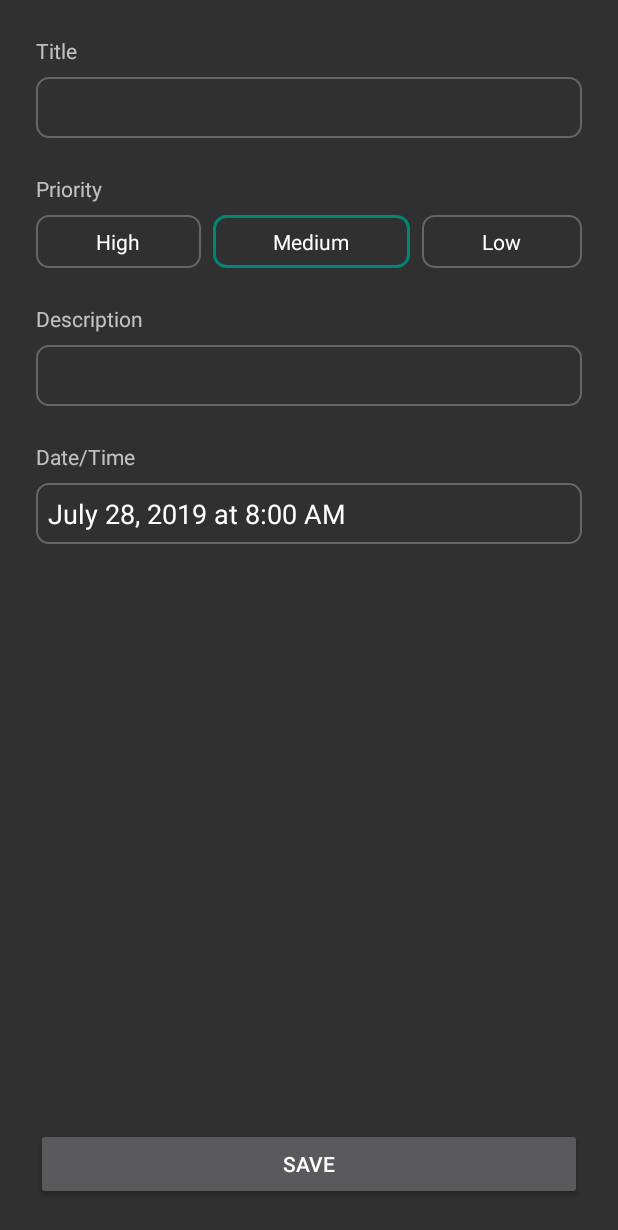
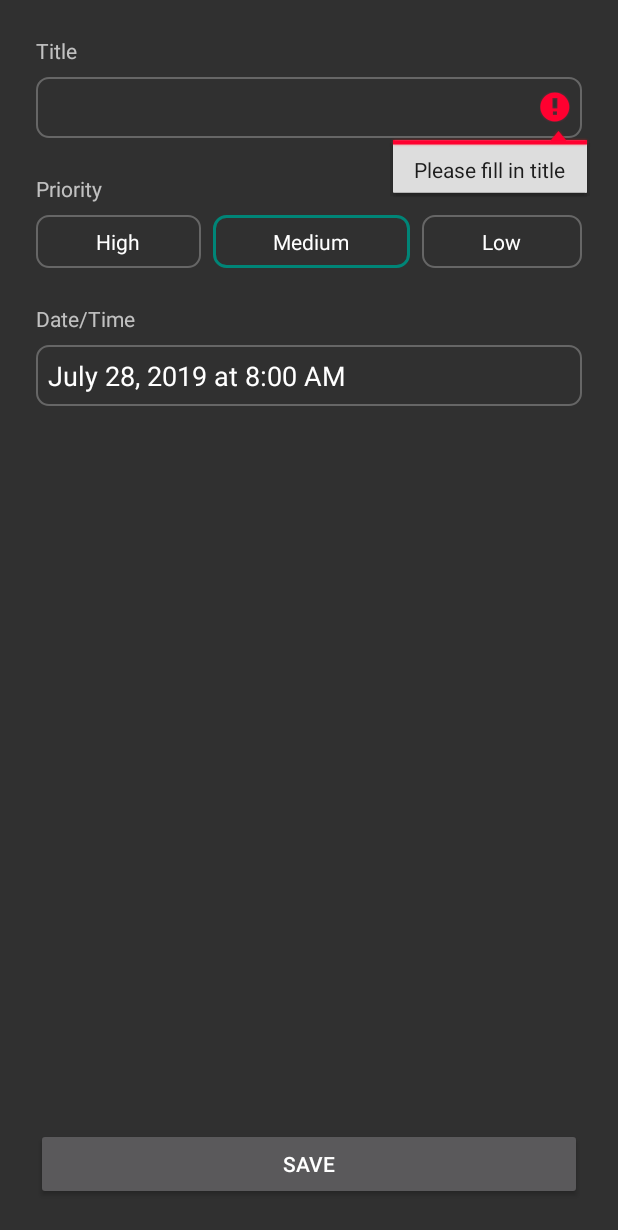
Before and after one commit to natanao1995/DoitTestTask, an Android app: the AddTaskActivity screen opened directly, with no data from a screen before it, after a tap on "SAVE", on a phone screen of 412 x 824 dp. Shown: the top 1230 px of the screen. Run offline under Robolectric (Android 15) with nearby library versions, the phone set to English and light mode, and no system bars; libraries missing offline, so code that uses them is left out: com.pd.chocobar; 1 statement that could not run was skipped.

Commit message:
Add save task

```diff
--- a/app/build.gradle
+++ b/app/build.gradle
@@ -51,4 +51,6 @@ dependencies {
 
     implementation 'androidx.recyclerview:recyclerview:1.0.0'
     implementation 'com.google.android.material:material:1.0.0'
+
+    implementation 'com.github.Pradyuman7:ChocoBar:V1.0'
 }
--- a/app/src/main/AndroidManifest.xml
+++ b/app/src/main/AndroidManifest.xml
@@ -2,6 +2,7 @@
 <manifest xmlns:android="http://schemas.android.com/apk/res/android"
           xmlns:tools="http://schemas.android.com/tools" package="com.example.doittesttask">
 
+    <uses-permission android:name="android.permission.ACCESS_NETWORK_STATE"/>
     <uses-permission android:name="android.permission.INTERNET"/>
 
     <application
--- /dev/null
+++ b/app/src/main/java/com/example/doittesttask/architecture/exception/NoInternetException.kt
@@ -0,0 +1,3 @@
+package com.example.doittesttask.architecture.exception
+
+class NoInternetException : Exception()
--- a/app/src/main/java/com/example/doittesttask/architecture/exception/UnauthorizedException.kt
+++ /dev/null
@@ -1,5 +0,0 @@
-package com.example.doittesttask.architecture.exception
-
-import java.lang.Exception
-
-class UnauthorizedException : Exception()
--- /dev/null
+++ b/app/src/main/java/com/example/doittesttask/data/remote/entity/Priority.kt
@@ -0,0 +1,12 @@
+package com.example.doittesttask.data.remote.entity
+
+import com.google.gson.annotations.SerializedName
+
+enum class Priority {
+    @SerializedName("Low")
+    LOW,
+    @SerializedName("Normal")
+    NORMAL,
+    @SerializedName("High")
+    HIGH
+}
--- a/app/src/main/java/com/example/doittesttask/data/remote/entity/TaskRequestBody.kt
+++ b/app/src/main/java/com/example/doittesttask/data/remote/entity/TaskRequestBody.kt
@@ -6,7 +6,7 @@ data class TaskRequestBody(
     @SerializedName("title")
     val title: String,
     @SerializedName("dueBy")
-    val dueBy: String,
+    val dueBy: Long,
     @SerializedName("priority")
-    val priority: String
+    val priority: Priority
 )
--- a/app/src/main/java/com/example/doittesttask/data/remote/entity/TaskResponseBody.kt
+++ b/app/src/main/java/com/example/doittesttask/data/remote/entity/TaskResponseBody.kt
@@ -10,5 +10,5 @@ data class TaskResponseBody(
     @SerializedName("dueBy")
     val dueBy: String,
     @SerializedName("priority")
-    val priority: String
+    val priority: Priority
 )
--- a/app/src/main/java/com/example/doittesttask/feature/addtask/AddTaskActivity.kt
+++ b/app/src/main/java/com/example/doittesttask/feature/addtask/AddTaskActivity.kt
@@ -1,16 +1,25 @@
 package com.example.doittesttask.feature.addtask
 
+import android.app.Activity
 import android.app.DatePickerDialog
 import android.app.TimePickerDialog
+import android.content.Intent
 import android.os.Bundle
+import android.text.InputType
+import android.text.format.DateUtils
+import android.view.View
 import androidx.lifecycle.Observer
 import com.example.doittesttask.R
 import com.example.doittesttask.architecture.base.BaseActivity
+import com.example.doittesttask.architecture.base.Result
+import com.example.doittesttask.architecture.base.ResultError
+import com.example.doittesttask.architecture.base.ResultSuccess
+import com.example.doittesttask.architecture.exception.NoInternetException
+import com.example.doittesttask.data.remote.entity.Priority
+import com.example.doittesttask.feature.addtask.AddTaskViewModel.InputError.*
 import kotlinx.android.synthetic.main.activity_add_task.*
 import org.koin.android.viewmodel.ext.android.viewModel
-import android.text.InputType
 import java.util.*
-import android.text.format.DateUtils
 
 class AddTaskActivity : BaseActivity() {
 
@@ -26,7 +35,15 @@ class AddTaskActivity : BaseActivity() {
 
     private fun setupUi() {
         buttonSave.setOnClickListener {
-
+            viewModel.saveTask(
+                editTextTitle.text.toString(),
+                when (radioGroupPriority.checkedRadioButtonId) {
+                    R.id.radioLow -> Priority.LOW
+                    R.id.radioMedium -> Priority.NORMAL
+                    R.id.radioHigh -> Priority.HIGH
+                    else -> null
+                }
+            )
         }
 
         editTextDateTime.setOnClickListener {
@@ -61,8 +78,47 @@ class AddTaskActivity : BaseActivity() {
     private fun setupObserve() {
         editTextDateTime.setText(viewModel.dateTimeLiveData.value.toString())
         viewModel.dateTimeLiveData.observe(this, Observer { dateTime ->
-            dateTime ?: return@Observer
+            updateDateTime(dateTime)
+        })
+        viewModel.inputErrorsLiveData.observe(this, Observer { errors ->
+            updateInputErrors(errors)
+        })
+        viewModel.saveTaskResultLiveData.observe(this, Observer { result ->
+            reactToSaveTask(result)
+        })
+    }
 
+    private fun reactToSaveTask(result: Result<Unit>?) {
+        result ?: return
+
+        when (result) {
+            is ResultSuccess -> {
+                val intent = Intent()
+                setResult(Activity.RESULT_OK, intent)
+                finish()
+            }
+            is ResultError -> {
+                when (result.exception) {
+                    is NoInternetException -> showError(getString(R.string.errorNoInternetConnection))
+                    else -> showError(getString(R.string.errorUnexpected))
+                }
+            }
+        }
+    }
+
+    private fun updateInputErrors(errors: MutableList<AddTaskViewModel.InputError>?) {
+        errors ?: return
+
+        if (errors.isNotEmpty()) showError(getString(R.string.addTaskCheckFields))
+        editTextTitle.error = if (errors.contains(EMPTY_TITLE)) getString(R.string.addTaskErrorEmptyTitle) else null
+        editTextDateTime.error = if (errors.contains(EMPTY_DATE)) getString(R.string.addTaskErrorEmptyDate) else null
+        textErrorEmptyPriority.visibility = if (errors.contains(EMPTY_PRIORITY)) View.VISIBLE else View.GONE
+    }
+
+    private fun updateDateTime(dateTime: Calendar?) {
+        dateTime ?: return
+
+        editTextDateTime.error = null
         editTextDateTime.setText(
             DateUtils.formatDateTime(
                 this,
@@ -70,6 +126,5 @@ class AddTaskActivity : BaseActivity() {
                 DateUtils.FORMAT_SHOW_DATE or DateUtils.FORMAT_SHOW_YEAR or DateUtils.FORMAT_SHOW_TIME
             )
         )
-        })
     }
 }
--- a/app/src/main/java/com/example/doittesttask/feature/addtask/AddTaskViewModel.kt
+++ b/app/src/main/java/com/example/doittesttask/feature/addtask/AddTaskViewModel.kt
@@ -1,8 +1,11 @@
 package com.example.doittesttask.feature.addtask
 
 import androidx.lifecycle.MutableLiveData
-import com.example.doittesttask.architecture.base.*
+import com.example.doittesttask.architecture.base.BaseViewModel
+import com.example.doittesttask.architecture.base.Result
+import com.example.doittesttask.data.remote.entity.Priority
 import com.example.doittesttask.util.notifyObserver
+import kotlinx.coroutines.launch
 import java.util.*
 
 class AddTaskViewModel(
@@ -17,6 +20,9 @@ class AddTaskViewModel(
         }
     )
 
+    val inputErrorsLiveData = MutableLiveData(mutableListOf<InputError>())
+    val saveTaskResultLiveData = MutableLiveData<Result<Unit>>()
+
     fun updateDate(year: Int, month: Int, day: Int) {
         dateTimeLiveData.value?.set(year, month, day)
         dateTimeLiveData.notifyObserver()
@@ -27,4 +33,27 @@ class AddTaskViewModel(
         dateTimeLiveData.value?.set(Calendar.MINUTE, minutes)
         dateTimeLiveData.notifyObserver()
     }
+
+    fun saveTask(title: String, priority: Priority?) {
+        launch {
+            val errors = mutableListOf<InputError>()
+
+            if (title.isBlank()) errors.add(InputError.EMPTY_TITLE)
+            val dateTime = dateTimeLiveData.value
+            dateTime ?: errors.add(InputError.EMPTY_DATE)
+            priority ?: errors.add(InputError.EMPTY_PRIORITY)
+
+            if (errors.isEmpty()) {
+                saveTaskResultLiveData.value = interactor.saveTask(title, dateTime!!.timeInMillis, priority!!)
+            } else {
+                inputErrorsLiveData.value = errors
+            }
+        }
+    }
+
+    enum class InputError {
+        EMPTY_TITLE,
+        EMPTY_DATE,
+        EMPTY_PRIORITY
+    }
 }
--- a/app/src/main/res/layout/activity_add_task.xml
+++ b/app/src/main/res/layout/activity_add_task.xml
@@ -117,11 +117,23 @@
     </RadioGroup>
 
     <TextView
+            android:id="@+id/textErrorEmptyPriority"
+            android:layout_width="wrap_content"
+            android:layout_height="wrap_content"
+            android:text="@string/addTaskErrorEmptyPriority"
+            android:textColor="@color/colorError"
+            android:visibility="gone"
+            tools:visibility="visible"
+            app:layout_constraintRight_toRightOf="@id/guidelineRight"
+            app:layout_constraintTop_toBottomOf="@id/radioGroupPriority"/>
+
+    <TextView
             android:id="@+id/textDescription"
             android:layout_width="0dp"
             android:layout_height="wrap_content"
             android:text="@string/addTaskDescription"
             android:layout_marginTop="24dp"
+            android:visibility="gone"
             app:layout_constraintTop_toBottomOf="@id/radioGroupPriority"
             app:layout_constraintLeft_toLeftOf="@id/guidelineLeft"
             app:layout_constraintRight_toRightOf="@id/guidelineRight"/>
@@ -130,6 +142,7 @@
             android:id="@+id/editTextDescription"
             android:layout_width="0dp"
             android:layout_height="wrap_content"
+            android:visibility="gone"
             app:layout_constraintTop_toBottomOf="@id/textDescription"
             app:layout_constraintLeft_toLeftOf="@id/guidelineLeft"
             app:layout_constraintRight_toRightOf="@id/guidelineRight"
--- a/app/src/main/res/values/colors.xml
+++ b/app/src/main/res/values/colors.xml
@@ -5,4 +5,5 @@
     <color name="colorAccent">#D81B60</color>
     <color name="colorGray">#666</color>
     <color name="colorTransparent">#00FFFFFF</color>
+    <color name="colorError">#EF5350</color>
 </resources>
--- a/app/src/main/res/values/strings.xml
+++ b/app/src/main/res/values/strings.xml
@@ -18,4 +18,11 @@
     <string name="addTaskPriorityLow">Low</string>
     <string name="addTaskDescription">Description</string>
     <string name="addTaskDateTime">Date/Time</string>
+    <string name="addTaskErrorEmptyTitle">Please fill in title</string>
+    <string name="addTaskErrorEmptyDate">Please select date and time</string>
+    <string name="addTaskErrorEmptyPriority">Please select priority</string>
+    <string name="errorNoInternetConnection">No internet connection</string>
+    <string name="addTaskWasSaved">Task was successfully saved</string>
+    <string name="addTaskCheckFields">Check all fields</string>
+    <string name="errorUnexpected">Unexpected error</string>
 </resources>
--- a/build.gradle
+++ b/build.gradle
@@ -22,7 +22,7 @@ allprojects {
     repositories {
         google()
         jcenter()
-
+        maven { url 'https://www.jitpack.io' }
     }
 }
 
```
Also changed, not shown: app/src/main/java/com/example/doittesttask/architecture/base/BaseActivity.kt (+17 -0 lines), app/src/main/java/com/example/doittesttask/architecture/di/NetworkModule.kt (+15 -2 lines), app/src/main/java/com/example/doittesttask/feature/addtask/AddTaskInteractor.kt (+9 -2 lines), app/src/main/java/com/example/doittesttask/feature/tasklist/TaskListActivity.kt (+13 -1 lines), app/src/main/java/com/example/doittesttask/util/NetworkUtil.kt (added, +12 -0 lines). Lines whose indentation alone changed are shown as unchanged.
